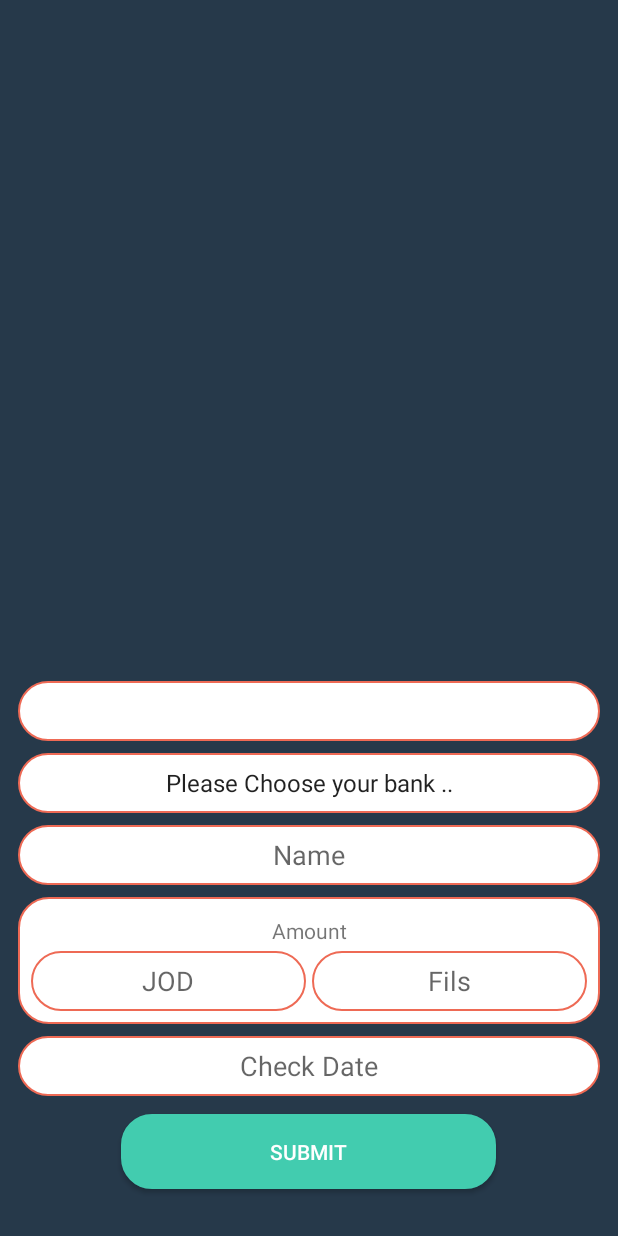
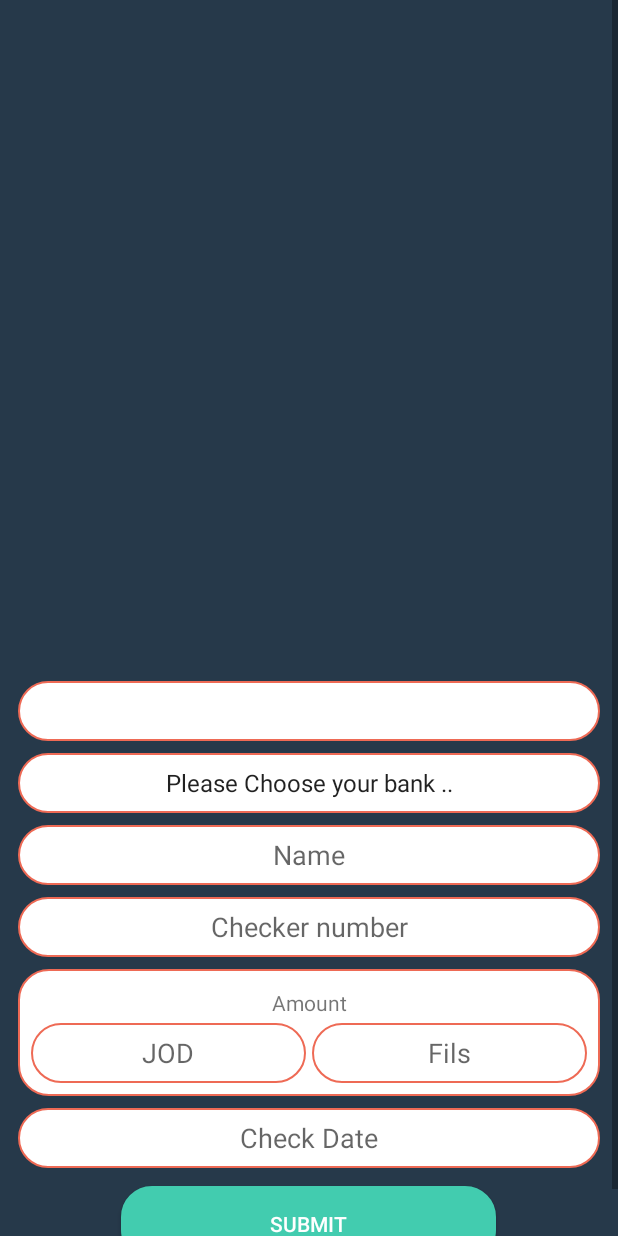
Before and after one commit to monzer24/MyProject, an Android app: the CheckInfo screen opened directly, with no data from a screen before it, on a phone screen of 412 x 824 dp. Run offline under Robolectric (Android 15) with nearby library versions, the phone set to English and light mode, and no system bars; our stand-ins replace Firebase (no records; nobody signed in at launch, a user with empty details on screens opened directly); 3 statements that could not run were skipped.

Commit message:
final changes

```diff
--- a/app/src/main/java/com/projects/check/database/FirebaseConnection.java
+++ b/app/src/main/java/com/projects/check/database/FirebaseConnection.java
@@ -93,8 +93,7 @@ public class FirebaseConnection implements Connection<String, Object> {
     @Override
     public String addCheck(String url, Map<String ,Object> info, User user) {
         info.put("picture", url);
-        String id = new UUID(2, 2).randomUUID().toString();
-        final String docId = id.substring(id.length() - 12, id.length()).toUpperCase();
+        String docId = (String) info.get("id");
         try {
             store.collection("Checks").document(docId).set(info).addOnSuccessListener(new OnSuccessListener<Void>() {
                 @Override
@@ -251,6 +250,7 @@ public class FirebaseConnection implements Connection<String, Object> {
         Map<String, Object> bankData = new HashMap<>();
         bankData.put("User", user);
         bankData.put("Check", doc.getData());
+        bankData.put("id", doc.getId());
         store.collection("Bank").add(bankData).addOnSuccessListener(new OnSuccessListener<DocumentReference>() {
             @Override
             public void onSuccess(DocumentReference documentReference) {
--- a/app/src/main/java/com/projects/check/ui/CheckInfo.java
+++ b/app/src/main/java/com/projects/check/ui/CheckInfo.java
@@ -6,7 +6,10 @@ import android.content.Intent;
 import android.graphics.Bitmap;
 import android.graphics.BitmapFactory;
 import android.graphics.drawable.BitmapDrawable;
+import android.os.Build;
 import android.os.Bundle;
+import android.support.annotation.RequiresApi;
+import android.util.Base64;
 import android.view.View;
 import android.widget.Button;
 import android.widget.DatePicker;
@@ -20,8 +23,11 @@ import com.projects.check.R;
 import com.projects.check.model.User;
 import java.io.ByteArrayOutputStream;
 import java.io.File;
+import java.util.ArrayList;
+import java.util.Arrays;
 import java.util.Calendar;
 import java.util.HashMap;
+import java.util.List;
 import java.util.Map;
 
 public class CheckInfo extends Activity {
@@ -30,6 +36,7 @@ public class CheckInfo extends Activity {
     ImageView capturedImage;
     Spinner branch;
     EditText name;
+    EditText checker;
     EditText jodAmount;
     EditText filsAmount;
     EditText date;
@@ -66,7 +73,8 @@ public class CheckInfo extends Activity {
             check.setRecipientName(name.getText().toString());
             check.setAmount(jodAmount.getText().toString(), filsAmount.getText().toString());
             check.setCheckDate(date.getText().toString());
-
+            String id = "\"" + checker.getText().toString() + "\" " + whichBranch(branch.getSelectedItemPosition()) + ":" + user.getBankAccountNumber();
+            check.setCheckId(id);
             Bitmap bit = ((BitmapDrawable)capturedImage.getDrawable()).getBitmap();
             ByteArrayOutputStream stream = new ByteArrayOutputStream();
             bit.compress(Bitmap.CompressFormat.PNG, 100, stream);
@@ -76,6 +84,11 @@ public class CheckInfo extends Activity {
 
         }
     };
+
+    private String whichBranch(int branch) {
+        String[] array = getResources().getStringArray(R.array.numbers);
+        return 44 + "_" +  array[branch];
+    }
 
     @Override
     protected void onCreate(Bundle savedInstanceState) {
@@ -94,6 +107,7 @@ public class CheckInfo extends Activity {
         senderName.setText(user.getFullName());
         branch = findViewById(R.id.bank_branch);
         name = findViewById(R.id.name);
+        checker = findViewById(R.id.checker);
         jodAmount = findViewById(R.id.amount_jod);
         filsAmount= findViewById(R.id.amount_fils);
         date = findViewById(R.id.date);
@@ -112,6 +126,7 @@ public class CheckInfo extends Activity {
         Map<String, Object> checkInfo = new HashMap<>();
         checkInfo.put("bankBranch", info.getBankBranch());
         checkInfo.put("recipientName", info.getRecipientName());
+        checkInfo.put("id", info.getCheckId());
         checkInfo.put("amount", info.getAmount());
         checkInfo.put("date", info.getCheckDate());
         checkInfo.put("senderName", user.getFullName());
--- a/app/src/main/res/layout/check_info.xml
+++ b/app/src/main/res/layout/check_info.xml
@@ -57,6 +57,16 @@
                 android:background="@drawable/rounded"
                 android:textAlignment="center" />
 
+            <EditText
+                android:id="@+id/checker"
+                android:layout_width="match_parent"
+                android:layout_height="40dp"
+                android:layout_margin="4dp"
+                android:hint="Checker number"
+                android:inputType="number"
+                android:background="@drawable/rounded"
+                android:textAlignment="center" />
+
             <FrameLayout
                 android:layout_width="match_parent"
                 android:layout_height="wrap_content"
@@ -83,7 +93,6 @@
                             android:text="Amount"
                             android:textAlignment="center" />
 
-
                     </LinearLayout>
 
                     <LinearLayout
@@ -98,6 +107,7 @@
                             android:layout_weight="1"
                             android:layout_marginRight="2dp"
                             android:hint="JOD"
+                            android:inputType="number"
                             android:textAlignment="center"
                             android:background="@drawable/rounded"/>
 
@@ -108,6 +118,7 @@
                             android:layout_weight="1"
                             android:layout_marginLeft="2dp"
                             android:hint="Fils"
+                            android:inputType="number"
                             android:textAlignment="center"
                             android:background="@drawable/rounded"/>
 
--- a/app/src/main/res/values/strings.xml
+++ b/app/src/main/res/values/strings.xml
@@ -3,7 +3,7 @@
     <string name="app_name">Checker</string>
 
     <string-array name="banks">
-        <item>Please Choose your bank .. </item>
+        <item>Please Choose your bank ..</item>
         <item>Jordan Islamic Bank</item>
         <item>Arab Bank</item>
         <item>Bank Of Jordan</item>
@@ -13,4 +13,15 @@
         <item>Bank al Etihad</item>
     </string-array>
 
+    <string-array name="numbers">
+        <item>0</item>
+        <item>1330</item>
+        <item>2550</item>
+        <item>1763</item>
+        <item>0823</item>
+        <item>8343</item>
+        <item>4333</item>
+        <item>1001</item>
+    </string-array>
+
 </resources>
```
Also changed, not shown: app/src/main/java/com/projects/check/model/User.java (+0 -11 lines), 61 other files.
